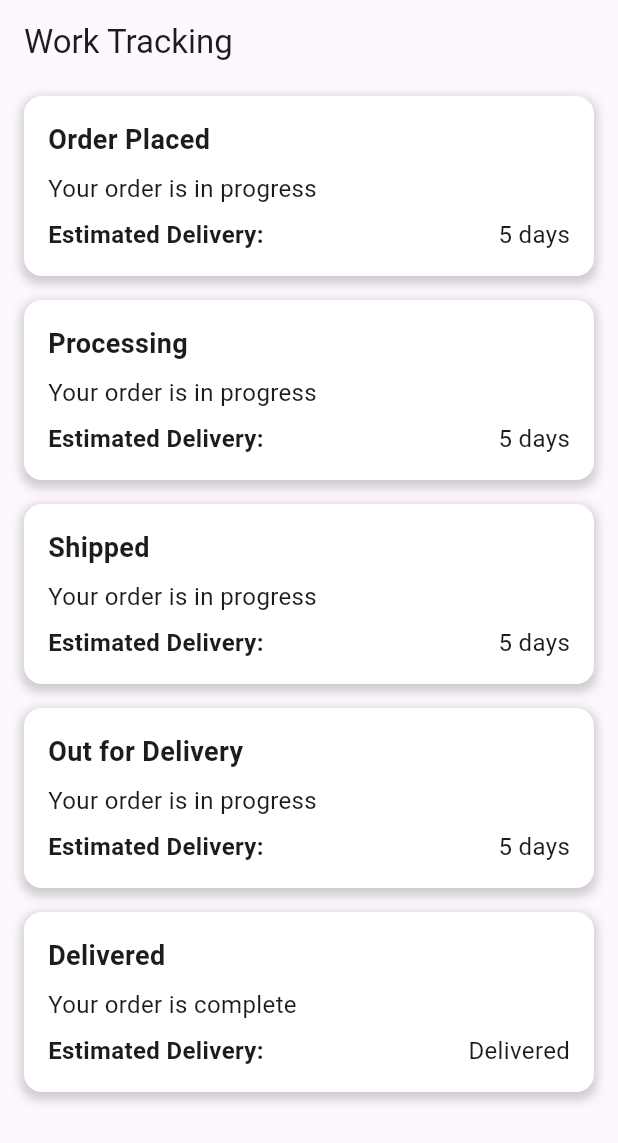
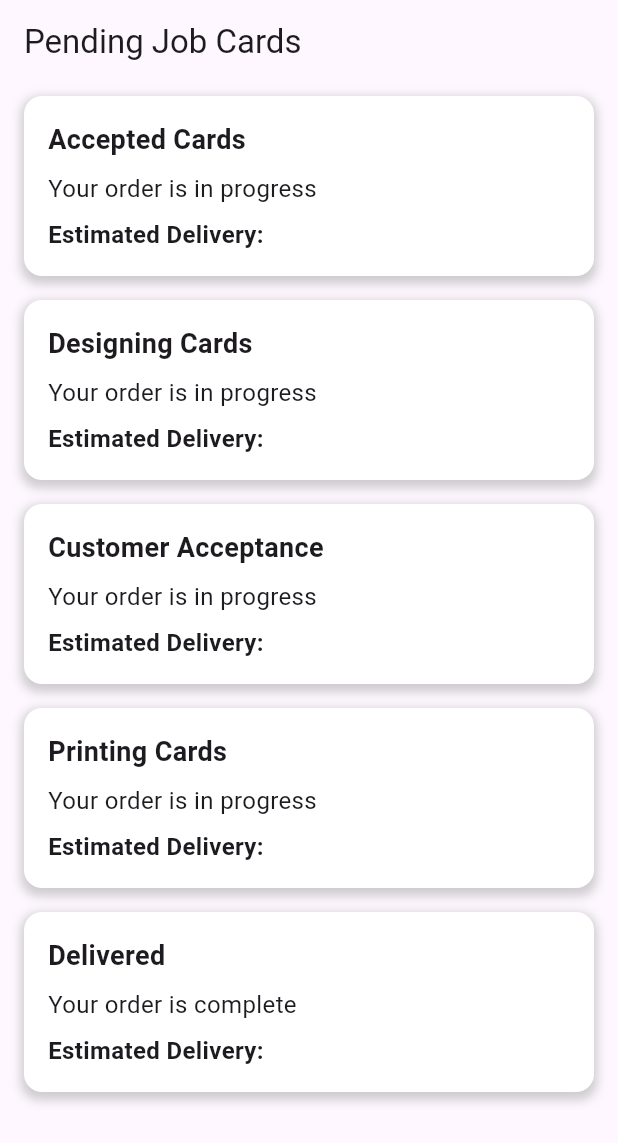
Before and after one commit to MATHAN4023/CodeFlink_Task1, a Flutter app: the PendingJobCard screen opened directly, on a phone screen of 412 x 824 dp. Shown: the top 1143 px of the screen. Run offline on Flutter 3.47's test engine with Material 3 defaults, Android fonts, the light colour scheme and no system bars; our stand-ins replace camera, carousel_slider; missing offline and left inert: order_tracker.

Commit message:
Card Designs - Order Tracking

```diff
--- a/codeflink/lib/Pages/HomePage.dart
+++ b/codeflink/lib/Pages/HomePage.dart
@@ -1,5 +1,6 @@
 import 'package:codeflink/Pages/CamaraAccess.dart';
 import 'package:codeflink/Pages/PendingJobCard.dart';
+import 'package:codeflink/Pages/Trackingorder.dart';
 import 'package:flutter/material.dart';
 
 import 'Inbox.dart';
@@ -112,7 +113,7 @@ class HomePage extends StatelessWidget {
               title: Text("Tracking Order"),
               leading: Icon(Icons.add_chart_rounded),
               onTap: () => Navigator.of(context).pushReplacement(
-                MaterialPageRoute(builder: (context) => PendingJobCard()),
+                MaterialPageRoute(builder: (context) => Trackingorder()),
               ),
             ),
             Divider(
--- a/codeflink/lib/Pages/PendingJobCard.dart
+++ b/codeflink/lib/Pages/PendingJobCard.dart
@@ -9,11 +9,11 @@ class _PendingJobCardState extends State<PendingJobCard> {
   List<String> tasks = [];
 
   TextEditingController taskController = TextEditingController();
-    List<String> orderStatus = [
-    "Order Placed",
-    "Processing",
-    "Shipped",
-    "Out for Delivery",
+  List<String> orderStatus = [
+    "Accepted Cards",
+    "Designing Cards",
+    "Customer Acceptance",
+    "Printing Cards",
     "Delivered"
   ];
 
@@ -21,7 +21,7 @@ class _PendingJobCardState extends State<PendingJobCard> {
   Widget build(BuildContext context) {
     return Scaffold(
       appBar: AppBar(
-        title: Text('Work Tracking'),
+        title: Text('Pending Job Cards'),
       ),
       body: ListView.builder(
         itemCount: orderStatus.length,
@@ -71,14 +71,14 @@ class _PendingJobCardState extends State<PendingJobCard> {
                           fontWeight: FontWeight.bold,
                         ),
                       ),
-                      Text(
-                        index == orderStatus.length - 1
-                            ? "Delivered"
-                            : "5 days",
-                        style: TextStyle(
-                          fontSize: 16.0,
-                        ),
-                      ),
+                      // Text(
+                      //   index == orderStatus.length - 1
+                      //       ? "Delivered"
+                      //       : "5 days",
+                      //   style: TextStyle(
+                      //     fontSize: 16.0,
+                      //   ),
+                      // ),
                     ],
                   ),
                 ],
--- a/codeflink/pubspec.yaml
+++ b/codeflink/pubspec.yaml
@@ -15,6 +15,7 @@ dependencies:
   image_picker: ^1.0.7
   intl: ^0.17.0
   geolocator: ^10.1.0
+  order_tracker: ^0.0.2
 
 dev_dependencies:
   flutter_test:
```
Also changed, not shown: codeflink/lib/Pages/Trackingorder.dart (added, +54 -0 lines), codeflink/pubspec.lock.
